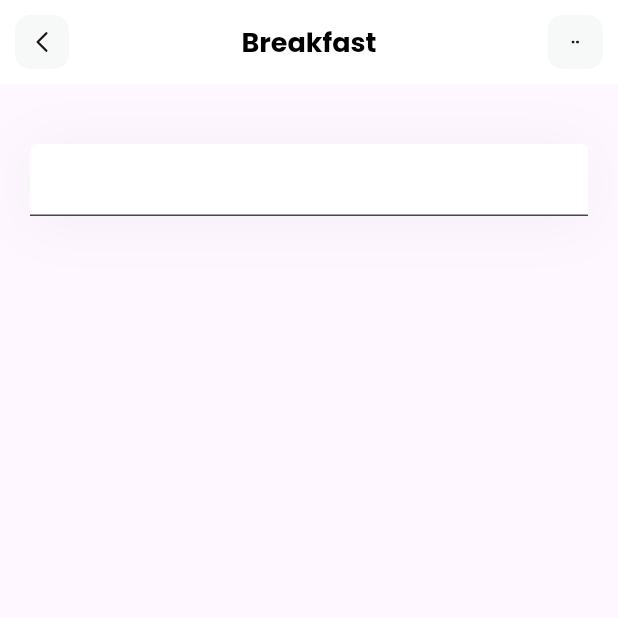
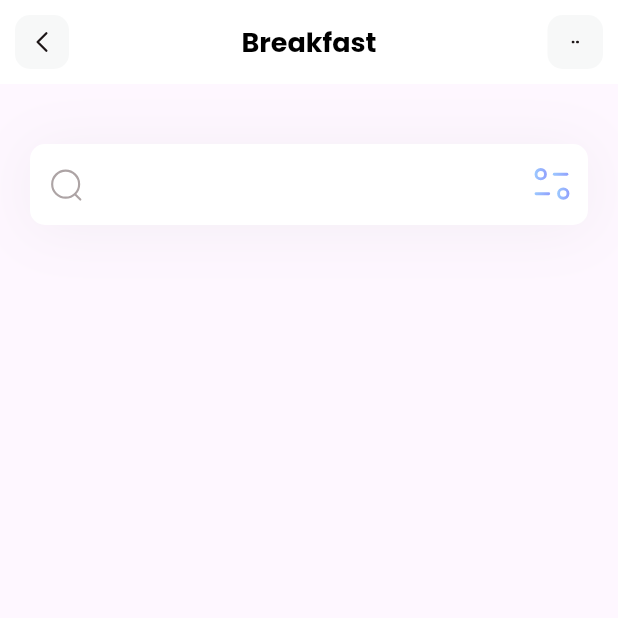
Before and after one commit to nuocmam75009/flutter1, a Flutter app: the screen it shows after launch, on a phone screen of 412 x 824 dp, the top half of it. Run offline on Flutter 3.47's test engine with Material 3 defaults, Android fonts, the phone set to English and light mode, and no system bars; our stand-ins replace flutter_svg.

Commit message:
filter svg added

```diff
--- a/lib/pages/home.dart
+++ b/lib/pages/home.dart
@@ -24,10 +24,26 @@ Widget build(BuildContext context) {
             ],
           ),
           child: Container(
-            child: const TextField(
+            child: TextField(
               decoration: InputDecoration(
                 filled: true,
                 fillColor: Colors.white,
+                contentPadding: EdgeInsets.all(15),
+                prefixIcon: Padding(
+                  padding: const EdgeInsets.all(12),
+                  child: SvgPicture.asset('assets/icons/Search.svg'),
+                ),
+                suffixIcon: Padding(
+                  padding: const EdgeInsets.all(8.0),
+                  child: SvgPicture.asset('assets/icons/Filter.svg'),
+                ),
+                border: OutlineInputBorder(
+                  borderRadius: const BorderRadius.all(Radius.circular(10)),
+                  borderSide: const BorderSide(
+                    width: 0,
+                    style: BorderStyle.none,
+                  ),
+                ),
               ),
             ),
           ),
```
